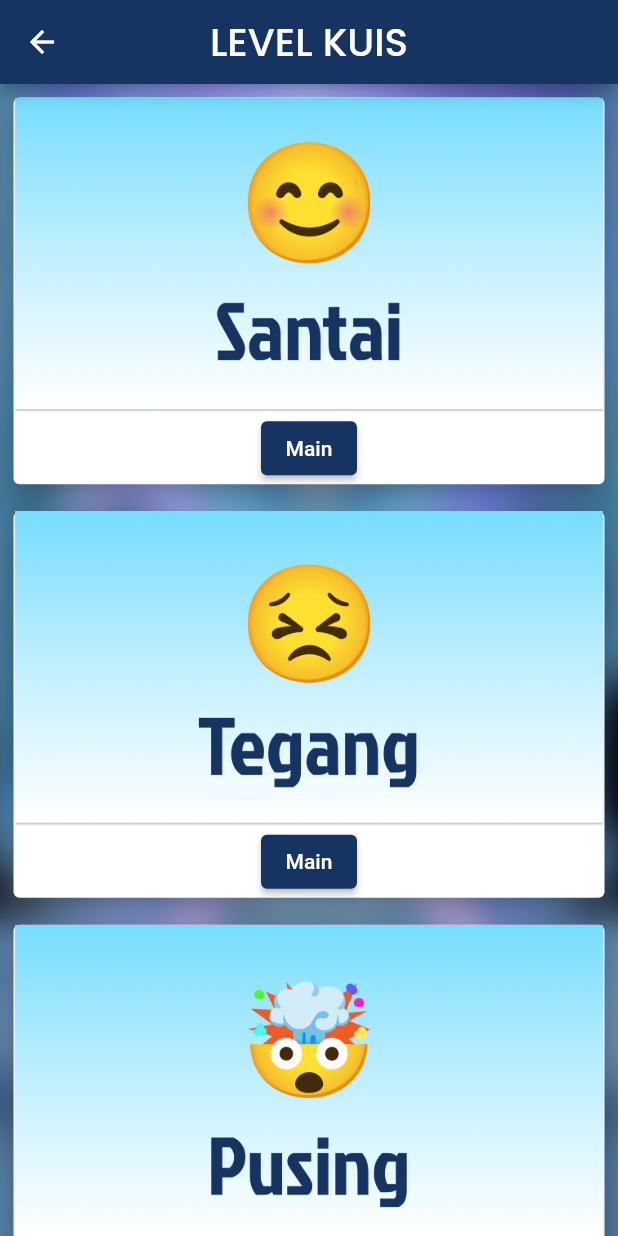
After one commit to YogaNgr37/aplikasi_math_quiz, a Flutter app: the LevelPage screen opened directly, on a phone screen of 412 x 824 dp. The commit adds this screen. Run offline on Flutter 3.47's test engine with Material 2 defaults, Android fonts, the light colour scheme and no system bars; our stand-ins replace carousel_slider, cloud_firestore, confetti, firebase_auth, firebase_core, fluttertoast and 3 more; accounts and stored records are empty.

Commit message:
Menambah Level

```diff
--- a/lib/pages/homepage.dart
+++ b/lib/pages/homepage.dart
@@ -231,7 +231,7 @@ class _HomePageState extends State<HomePage> {
                                                 context,
                                                 MaterialPageRoute(
                                                     builder: ((context) =>
-                                                        Question())));
+                                                        LevelPage())));
                                           },
                                           child: Text("Mainkan"))
                                     ],
--- /dev/null
+++ b/lib/pages/levelpage.dart
@@ -0,0 +1,141 @@
+part of 'pages.dart';
+
+class LevelPage extends StatelessWidget {
+  const LevelPage({super.key});
+
+  @override
+  Widget build(BuildContext context) {
+    return Container(
+      decoration: BoxDecoration(
+          image: DecorationImage(
+              image: AssetImage(
+                "assets/images/win.png",
+              ),
+              fit: BoxFit.cover)),
+      child: Scaffold(
+        appBar: AppBar(
+          title: Text(
+            "LEVEL KUIS",
+            style: textStyle.copyWith(fontSize: 26),
+          ),
+          centerTitle: true,
+        ),
+        backgroundColor: Colors.transparent,
+        body: ListView(
+          children: [Column(
+            children: [
+              Container(
+                margin: EdgeInsets.all(5),
+                child: Card(
+                  elevation: 8,
+                  child: Container(
+                    child: Column(
+                      children: [
+                        Image.asset("assets/images/santai.png"),
+                        ElevatedButton(
+                            onPressed: () {
+                              Navigator.push(
+                                  context,
+                                  MaterialPageRoute(
+                                      builder: ((context) => Question())));
+                            },
+                            child: Text("Main"))
+                      ],
+                    ),
+                  ),
+                ),
+              ),
+              Container(
+                margin: EdgeInsets.all(5),
+                child: Card(
+                  elevation: 8,
+                  child: Container(
+                    child: Column(
+                      children: [
+                        Image.asset("assets/images/tegang.png"),
+                        ElevatedButton(
+                            onPressed: () {
+                              Navigator.push(
+                                  context,
+                                  MaterialPageRoute(
+                                      builder: ((context) => Question())));
+                            },
+                            child: Text("Main"))
+                      ],
+                    ),
+                  ),
+                ),
+              ),
+              Container(
+                margin: EdgeInsets.all(5),
+                child: Card(
+                  elevation: 8,
+                  child: Container(
+                    child: Column(
+                      children: [
+                        Image.asset("assets/images/pusing.png"),
+                        ElevatedButton(
+                            onPressed: () {
+                              Navigator.push(
+                                  context,
+                                  MaterialPageRoute(
+                                      builder: ((context) => Question())));
+                            },
+                            child: Text("Main"))
+                      ],
+                    ),
+                  ),
+                ),
+              )
+            ],
+          ),
+          ]
+        ),
+
+        /* body: Center(
+          child: Column(
+            mainAxisAlignment: MainAxisAlignment.center,
+            children: [
+              Container(
+                decoration: BoxDecoration(borderRadius: BorderRadius.circular(50)),
+                height: 50,
+                margin: EdgeInsets.all(10),
+                width: MediaQuery.of(context).size.width,
+                child: ElevatedButton(
+                  onPressed: (() {
+
+                  }),
+                  child: Text("Santai")),
+              ),
+              SizedBox(height: 10,),
+              Container(
+                decoration: BoxDecoration(borderRadius: BorderRadius.circular(50)),
+                height: 50,
+                margin: EdgeInsets.all(10),
+                width: MediaQuery.of(context).size.width,
+                child: ElevatedButton(
+                  onPressed: (() {
+
+                  }),
+                  child: Text("Santai")),
+              ),
+              SizedBox(height: 10,),
+              Container(
+                decoration: BoxDecoration(borderRadius: BorderRadius.circular(50)),
+                height: 50,
+                margin: EdgeInsets.all(10),
+                width: MediaQuery.of(context).size.width,
+                child: ElevatedButton(
+                  onPressed: (() {
+
+                  }),
+                  child: Text("Santai")),
+              ),
+              SizedBox(height: 10,)
+            ],
+          ),
+        ), */
+      ),
+    );
+  }
+}
--- a/lib/pages/pages.dart
+++ b/lib/pages/pages.dart
@@ -7,6 +7,7 @@ import 'package:aplikasi_kuis_matematika/shared/shared.dart';
 import 'package:carousel_slider/carousel_slider.dart';
 import 'package:confetti/confetti.dart';
 import 'package:flutter/cupertino.dart';
+import 'package:flutter/foundation.dart';
 import 'package:flutter/material.dart';
 import 'package:flutter/rendering.dart';
 import 'package:aplikasi_kuis_matematika/materi page/materi.dart';
@@ -29,3 +30,5 @@ part 'point_sidebar.dart';
 part 'win.dart';
 part 'wrong.dart';
 part 'profile.dart';
+part 'levelpage.dart';
+part 'quizintro.dart';
```
Also changed, not shown: lib/pages/quizintro.dart (added, +108 -0 lines), assets/images/pusing.png (added), assets/images/santai.png (added), assets/images/tegang.png (added).
